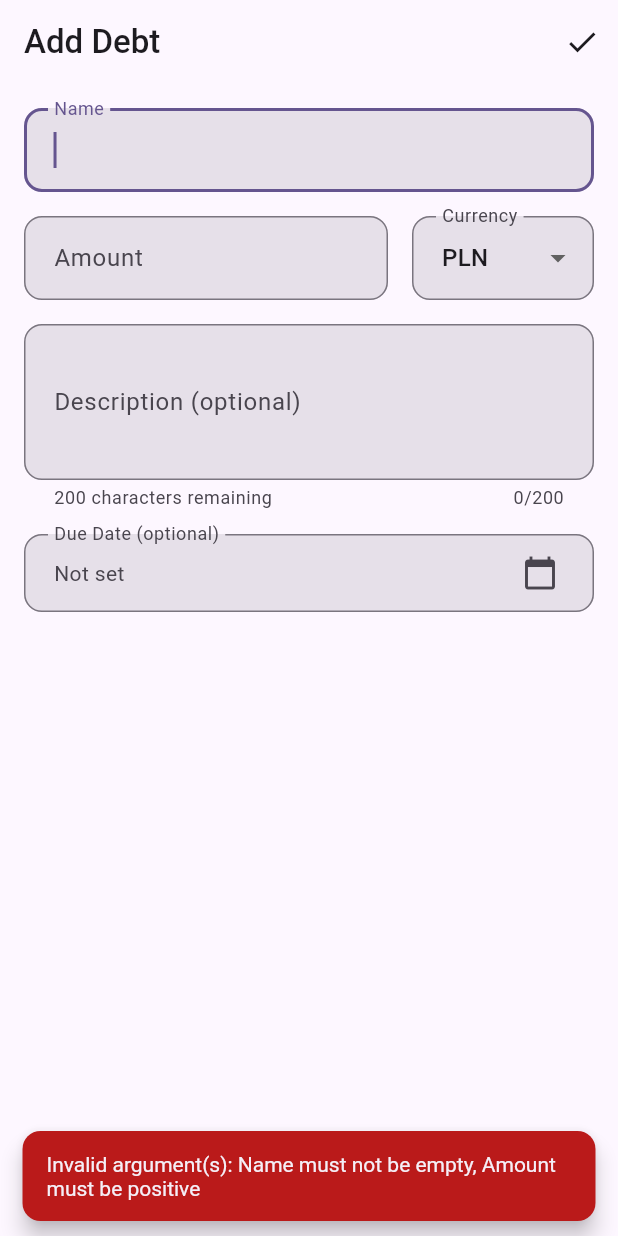
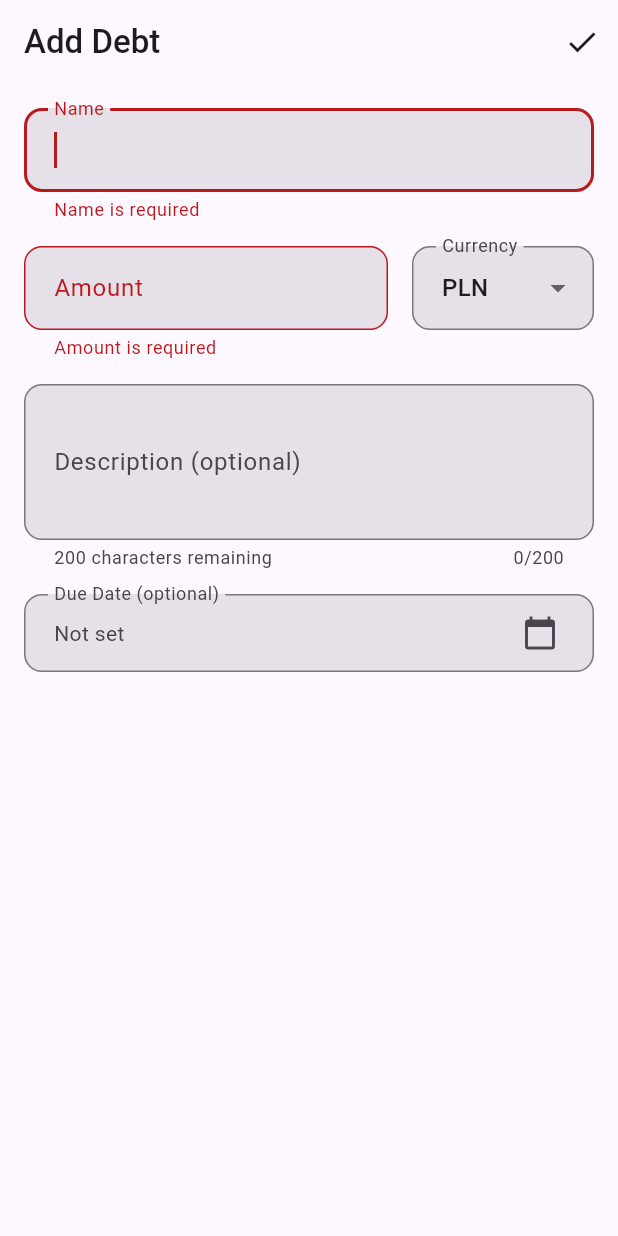
Before and after one commit to tomaszbazan/deptsandloans, a Flutter app: the TransactionFormScreen screen opened by its route, after a tap on the "check" icon, on a phone screen of 412 x 824 dp. Run offline on Flutter 3.47's test engine with Material 3 defaults, Android fonts, the phone set to English and light mode, and no system bars; our stand-ins replace go_router, isar_community; accounts and stored records are empty; generated files the repository leaves out were written again.

Commit message:
feat: Implement real-time form validation
Implements real-time validation for the transaction form, providing immediate feedback to the user and preventing submission of invalid data.

- **ViewModel Validation:**
    - Added validation logic to `TransactionFormViewModel` for name, amount, and description fields.
    - Setters now trigger validation on every change.
    - Introduced a `validateForm` method, which is called before saving.

- **UI Feedback:**
    - `TransactionFormScreen` now uses `ListenableBuilder` to display validation error messages under the respective TextFields (`Name`, `Amount`, `Description`).
    - Error messages are localized using a new helper method.

- **Localization:**
    - Added new localization keys and translations (EN/PL) for amount validation (`amountRequired`, `amountMustBePositive`).

- **Testing:**
    - Added widget tests to `transaction_form_screen_test.dart` to verify that validation errors are displayed correctly for invalid input and cleared for valid input.

- **Documentation:**
    - Added `plan.md` detailing the implementation strategy for the validation feature.
    - Marked TASK-0015 as complete in `backlog.md`.

```diff
--- a/lib/l10n/app_en.arb
+++ b/lib/l10n/app_en.arb
@@ -192,5 +192,13 @@
         "type": "int"
       }
     }
+  },
+  "amountRequired": "Amount is required",
+  "@amountRequired": {
+    "description": "Validation message for required amount field"
+  },
+  "amountMustBePositive": "Amount must be greater than zero",
+  "@amountMustBePositive": {
+    "description": "Validation message for positive amount"
   }
 }
--- a/lib/l10n/app_localizations.dart
+++ b/lib/l10n/app_localizations.dart
@@ -373,6 +373,18 @@ abstract class AppLocalizations {
   /// In en, this message translates to:
   /// **'{count} characters remaining'**
   String charactersRemaining(int count);
+
+  /// Validation message for required amount field
+  ///
+  /// In en, this message translates to:
+  /// **'Amount is required'**
+  String get amountRequired;
+
+  /// Validation message for positive amount
+  ///
+  /// In en, this message translates to:
+  /// **'Amount must be greater than zero'**
+  String get amountMustBePositive;
 }
 
 class _AppLocalizationsDelegate extends LocalizationsDelegate<AppLocalizations> {
--- a/lib/l10n/app_localizations_en.dart
+++ b/lib/l10n/app_localizations_en.dart
@@ -150,4 +150,10 @@ class AppLocalizationsEn extends AppLocalizations {
   String charactersRemaining(int count) {
     return '$count characters remaining';
   }
+
+  @override
+  String get amountRequired => 'Amount is required';
+
+  @override
+  String get amountMustBePositive => 'Amount must be greater than zero';
 }
--- a/lib/l10n/app_localizations_pl.dart
+++ b/lib/l10n/app_localizations_pl.dart
@@ -150,4 +150,10 @@ class AppLocalizationsPl extends AppLocalizations {
   String charactersRemaining(int count) {
     return 'Pozostało $count znaków';
   }
+
+  @override
+  String get amountRequired => 'Kwota jest wymagana';
+
+  @override
+  String get amountMustBePositive => 'Kwota musi być większa od zera';
 }
--- a/lib/l10n/app_pl.arb
+++ b/lib/l10n/app_pl.arb
@@ -46,5 +46,7 @@
   "databaseNotInitialized": "Baza danych: Niezainicjalizowana",
   "notSet": "Nie ustawiono",
   "optional": "opcjonalne",
-  "charactersRemaining": "Pozostało {count} znaków"
+  "charactersRemaining": "Pozostało {count} znaków",
+  "amountRequired": "Kwota jest wymagana",
+  "amountMustBePositive": "Kwota musi być większa od zera"
 }
--- a/lib/presentation/screens/transaction_form/transaction_form_screen.dart
+++ b/lib/presentation/screens/transaction_form/transaction_form_screen.dart
@@ -60,6 +60,23 @@ class _TransactionFormScreenState extends State<TransactionFormScreen> {
     return DateFormat.yMMMd().format(date);
   }
 
+  String? _getLocalizedError(String? errorKey) {
+    if (errorKey == null) return null;
+    final l10n = AppLocalizations.of(context);
+    switch (errorKey) {
+      case 'nameRequired':
+        return l10n.nameRequired;
+      case 'descriptionTooLong':
+        return l10n.descriptionTooLong;
+      case 'amountRequired':
+        return l10n.amountRequired;
+      case 'amountMustBePositive':
+        return l10n.amountMustBePositive;
+      default:
+        return errorKey;
+    }
+  }
+
   Future<void> _selectDate() async {
     final now = DateTime.now();
     final initialDate = _viewModel.dueDate ?? now;
@@ -105,12 +122,17 @@ class _TransactionFormScreenState extends State<TransactionFormScreen> {
         child: Column(
           crossAxisAlignment: CrossAxisAlignment.stretch,
           children: [
-            TextField(
+            ListenableBuilder(
+              listenable: _viewModel,
+              builder: (context, _) {
+                return TextField(
                   controller: _nameController,
                   focusNode: _nameFocusNode,
-              decoration: InputDecoration(labelText: l10n.name, border: const OutlineInputBorder()),
+                  decoration: InputDecoration(labelText: l10n.name, border: const OutlineInputBorder(), errorText: _getLocalizedError(_viewModel.nameError)),
                   onChanged: _viewModel.setName,
                   textInputAction: TextInputAction.next,
+                );
+              },
             ),
             const SizedBox(height: 16),
             Row(
@@ -118,9 +140,12 @@ class _TransactionFormScreenState extends State<TransactionFormScreen> {
               children: [
                 Expanded(
                   flex: 2,
-                  child: TextField(
+                  child: ListenableBuilder(
+                    listenable: _viewModel,
+                    builder: (context, _) {
+                      return TextField(
                         controller: _amountController,
-                    decoration: InputDecoration(labelText: l10n.amount, border: const OutlineInputBorder()),
+                        decoration: InputDecoration(labelText: l10n.amount, border: const OutlineInputBorder(), errorText: _getLocalizedError(_viewModel.amountError)),
                         keyboardType: const TextInputType.numberWithOptions(decimal: true),
                         inputFormatters: [FilteringTextInputFormatter.allow(RegExp(r'^\d*\.?\d{0,2}'))],
                         onChanged: (value) {
@@ -128,6 +153,8 @@ class _TransactionFormScreenState extends State<TransactionFormScreen> {
                           _viewModel.setAmount(amount);
                         },
                         textInputAction: TextInputAction.next,
+                      );
+                    },
                   ),
                 ),
                 const SizedBox(width: 16),
@@ -162,6 +189,7 @@ class _TransactionFormScreenState extends State<TransactionFormScreen> {
                     labelText: '${l10n.description} (${l10n.optional})',
                     border: const OutlineInputBorder(),
                     helperText: l10n.charactersRemaining(remaining),
+                    errorText: _getLocalizedError(_viewModel.descriptionError),
                   ),
                   maxLength: 200,
                   maxLines: 3,
--- a/lib/presentation/screens/transaction_form/transaction_form_view_model.dart
+++ b/lib/presentation/screens/transaction_form/transaction_form_view_model.dart
@@ -17,6 +17,9 @@ class TransactionFormViewModel extends ChangeNotifier {
   DateTime? _dueDate;
   bool _isLoading = false;
   String? _errorMessage;
+  String? _nameError;
+  String? _descriptionError;
+  String? _amountError;
 
   TransactionFormViewModel({required TransactionRepository repository, required TransactionType type, Transaction? existingTransaction})
     : _repository = repository,
@@ -28,13 +31,27 @@ class TransactionFormViewModel extends ChangeNotifier {
   }
 
   String get name => _name;
+
   double? get amount => _amount;
+
   Currency get currency => _currency;
+
   String? get description => _description;
+
   DateTime? get dueDate => _dueDate;
+
   bool get isLoading => _isLoading;
+
   String? get errorMessage => _errorMessage;
+
+  String? get nameError => _nameError;
+
+  String? get descriptionError => _descriptionError;
+
+  String? get amountError => _amountError;
+
   TransactionType get type => _type;
+
   bool get isEditMode => _existingTransaction != null;
 
   void _loadExistingTransaction() {
@@ -49,12 +66,14 @@ class TransactionFormViewModel extends ChangeNotifier {
 
   void setName(String value) {
     _name = value;
+    _nameError = _validateName(value);
     _clearError();
     notifyListeners();
   }
 
   void setAmount(double? value) {
     _amount = value;
+    _amountError = _validateAmount(value);
     _clearError();
     notifyListeners();
   }
@@ -70,6 +89,7 @@ class TransactionFormViewModel extends ChangeNotifier {
     } else {
       _description = value;
     }
+    _descriptionError = _validateDescription(value);
     _clearError();
     notifyListeners();
   }
@@ -83,7 +103,45 @@ class TransactionFormViewModel extends ChangeNotifier {
     _errorMessage = null;
   }
 
+  String? _validateName(String value) {
+    if (value.trim().isEmpty) {
+      return 'nameRequired';
+    }
+    return null;
+  }
+
+  String? _validateDescription(String? value) {
+    if (value != null && value.length > 200) {
+      return 'descriptionTooLong';
+    }
+    return null;
+  }
+
+  String? _validateAmount(double? value) {
+    if (value == null) {
+      return 'amountRequired';
+    }
+    if (value <= 0) {
+      return 'amountMustBePositive';
+    }
+    return null;
+  }
+
+  bool validateForm() {
+    _nameError = _validateName(_name);
+    _descriptionError = _validateDescription(_description);
+    _amountError = _validateAmount(_amount);
+
+    notifyListeners();
+
+    return _nameError == null && _descriptionError == null && _amountError == null;
+  }
+
   Future<bool> saveTransaction() async {
+    if (!validateForm()) {
+      return false;
+    }
+
     _isLoading = true;
     _errorMessage = null;
     notifyListeners();
```
Also changed, not shown: 3 other files. Lines whose indentation alone changed are shown as unchanged.
